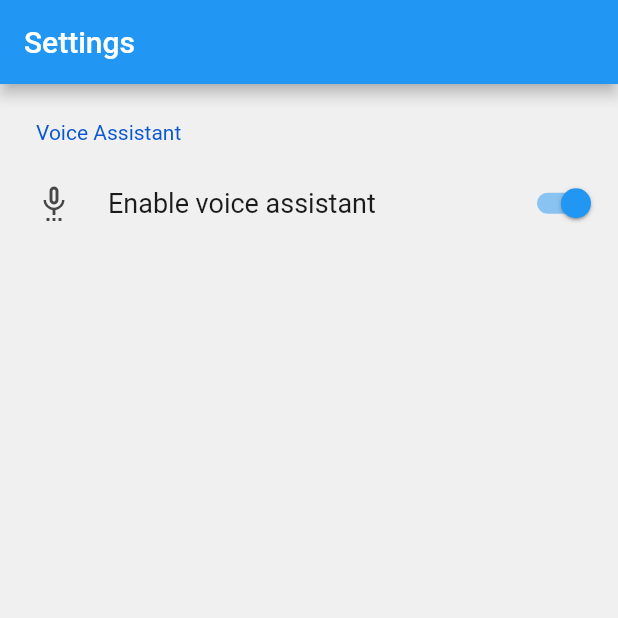
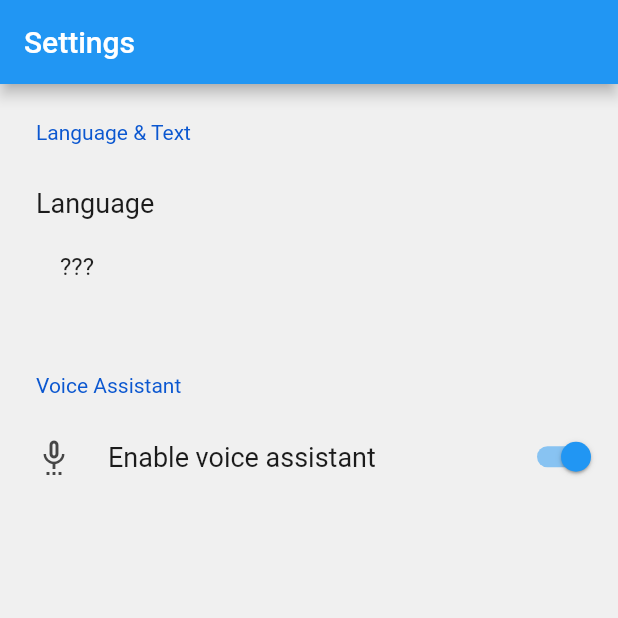
Before and after one commit to DrGilion/ListerApp, a Flutter app: the SettingsPage screen opened by its route, on a phone screen of 412 x 824 dp, the top half of it. Run offline on Flutter 3.47's test engine with Material 2 defaults, Android fonts, the phone set to English and light mode, and no system bars; drawn by our look-alikes of settings_ui; our stand-ins replace convex_bottom_bar, dartz, flutter_colorpicker, flutter_linkify, flutter_localized_locales, flutter_rating_bar and 7 more; missing offline and left inert: devicelocale, flag, linkify, quick_actions; accounts and stored records are empty.

Commit message:
added per-app language

```diff
--- a/lib/l10n/intl_de.arb
+++ b/lib/l10n/intl_de.arb
@@ -1,5 +1,6 @@
 {
   "@@locale": "de",
 
-  "lists": "Listen"
+  "lists": "Listen",
+  "settings": "Einstellungen"
 }
--- a/lib/l10n/intl_en.arb
+++ b/lib/l10n/intl_en.arb
@@ -1,5 +1,6 @@
 {
   "@@locale": "en",
 
-  "lists": "Lists"
+  "lists": "Lists",
+  "settings": "Settings"
 }
--- /dev/null
+++ b/lib/language_util.dart
@@ -0,0 +1,42 @@
+import 'package:devicelocale/devicelocale.dart';
+import 'package:flutter/material.dart';
+import 'package:flutter/services.dart';
+
+class LanguageUtil {
+  LanguageUtil._();
+
+  static Future<Locale?> getDefaultLocale() async {
+    try {
+      return Devicelocale.defaultAsLocale;
+    } on PlatformException {
+      print("Error obtaining default locale");
+      return null;
+    }
+  }
+
+  static Future<Locale?> getCurrentLocale() async {
+    try {
+      return Devicelocale.currentAsLocale;
+    } on PlatformException {
+      print("Error obtaining current locale");
+      return null;
+    }
+  }
+
+  static Future<List<Locale>> getPreferredLanguages() async {
+    try {
+      return Devicelocale.preferredLanguagesAsLocales;
+    } on PlatformException {
+      print("Error obtaining preferred languages");
+      return [];
+    }
+  }
+
+  static Future<bool> checkForPerAppLanguageSupport() async {
+    return Devicelocale.isLanguagePerAppSettingSupported;
+  }
+
+  static Future<bool> saveLanguage(Locale locale) async {
+    return Devicelocale.setLanguagePerApp(locale);
+  }
+}
--- a/lib/page/home_page.dart
+++ b/lib/page/home_page.dart
@@ -75,7 +75,7 @@ class _HomePageState extends State<HomePage> with Commandable {
             bottomNavigationBar: ConvexAppBar(
               style: TabStyle.fixedCircle,
               items: [
-                TabItem(icon: Icons.home, title: S.current.lists),
+                TabItem(icon: Icons.home, title: S.of(context).lists),
                 TabItem(
                     icon: _speechEnabled ? (_speechToText.isNotListening ? Icons.mic_off : Icons.mic) : Icons.close),
                 const TabItem(icon: Icons.calendar_month, title: 'Calendar')
--- a/lib/page/settings_page.dart
+++ b/lib/page/settings_page.dart
@@ -1,4 +1,10 @@
+import 'package:flag/flag_widget.dart';
 import 'package:flutter/material.dart';
+import 'package:flutter_localized_locales/flutter_localized_locales.dart';
+import 'package:go_router/go_router.dart';
+import 'package:lister_app/extensions.dart';
+import 'package:lister_app/generated/l10n.dart';
+import 'package:lister_app/language_util.dart';
 import 'package:lister_app/voice_assist/commandable_mixin.dart';
 import 'package:settings_ui/settings_ui.dart';
 
@@ -9,16 +15,68 @@ class SettingsPage extends StatefulWidget {
   State<SettingsPage> createState() => _SettingsPageState();
 }
 
-class _SettingsPageState extends State<SettingsPage> with Commandable{
+class _SettingsPageState extends State<SettingsPage> with Commandable {
+  Locale? currentLanguage;
+  late List<Locale> availableLanguages = [];
+
+  @override
+  void initState() {
+    super.initState();
+
+    LanguageUtil.getPreferredLanguages().then((value) => setState(() => availableLanguages = value));
+    LanguageUtil.getCurrentLocale().then((value) => setState(() => currentLanguage = value));
+  }
+
   @override
   Widget build(BuildContext context) {
     return SafeArea(
       child: Scaffold(
         appBar: AppBar(
-          title: const Text('Settings'),
+          title: Text(S.of(context).settings),
         ),
         body: SettingsList(
           sections: [
+            SettingsSection(title: const Text('Language & Text'), tiles: [
+              SettingsTile(
+                title: const Text('Language'),
+                value: ListTile(
+                  leading: currentLanguage?.let((it) => Flag.fromString(it.countryCode!, width: 30, height: 30 * 0.75)),
+                  title: Text(
+                      currentLanguage?.let((it) => LocaleNamesLocalizationsDelegate.nativeLocaleNames[it.toString()]) ??
+                          '???'),
+                ),
+                onPressed: (context) {
+                  showModalBottomSheet(
+                    context: context,
+                    builder: (context) {
+                      return ListView.separated(
+                          shrinkWrap: true,
+                          physics: const NeverScrollableScrollPhysics(),
+                          itemBuilder: (_, idx) => ListTile(
+                                leading:
+                                    Flag.fromString(availableLanguages[idx].countryCode!, width: 30, height: 30 * 0.75),
+                                title: Text(LocaleNamesLocalizationsDelegate
+                                    .nativeLocaleNames[availableLanguages[idx].toString()]!),
+                                selected: currentLanguage == availableLanguages[idx],
+                                onTap: () async {
+                                  final success = await LanguageUtil.saveLanguage(availableLanguages[idx]);
+                                  if (success) {
+                                    setState(() {
+                                      currentLanguage = availableLanguages[idx];
+                                    });
+                                  }
+                                  if (mounted) context.pop();
+                                },
+                              ),
+                          separatorBuilder: (_, __) => const Divider(),
+                          itemCount: availableLanguages.length);
+                    },
+                    enableDrag: true,
+                    isScrollControlled: true,
+                  );
+                },
+              ),
+            ]),
             SettingsSection(
               title: const Text('Voice Assistant'),
               tiles: <SettingsTile>[
--- a/pubspec.yaml
+++ b/pubspec.yaml
@@ -30,10 +30,13 @@ dependencies:
   convex_bottom_bar: 3.2.0
   cupertino_icons: 1.0.5
   dartz: 0.10.1
+  flag: 6.0.0
   flutter_colorpicker: 1.0.3
   flutter_linkify: 5.0.2
+  flutter_localized_locales: 2.0.4
   flutter_rating_bar: 4.0.1
   font_awesome_flutter: 10.4.0
+  devicelocale: 0.6.0
   go_router: 7.0.0
   json_annotation: 4.8.1
   linkify: any
```
Also changed, not shown: lib/lister_app.dart (+14 -7 lines), lib/generated/intl/messages_de.dart, lib/generated/intl/messages_en.dart, lib/generated/l10n.dart, pubspec.lock, 3 other files.
